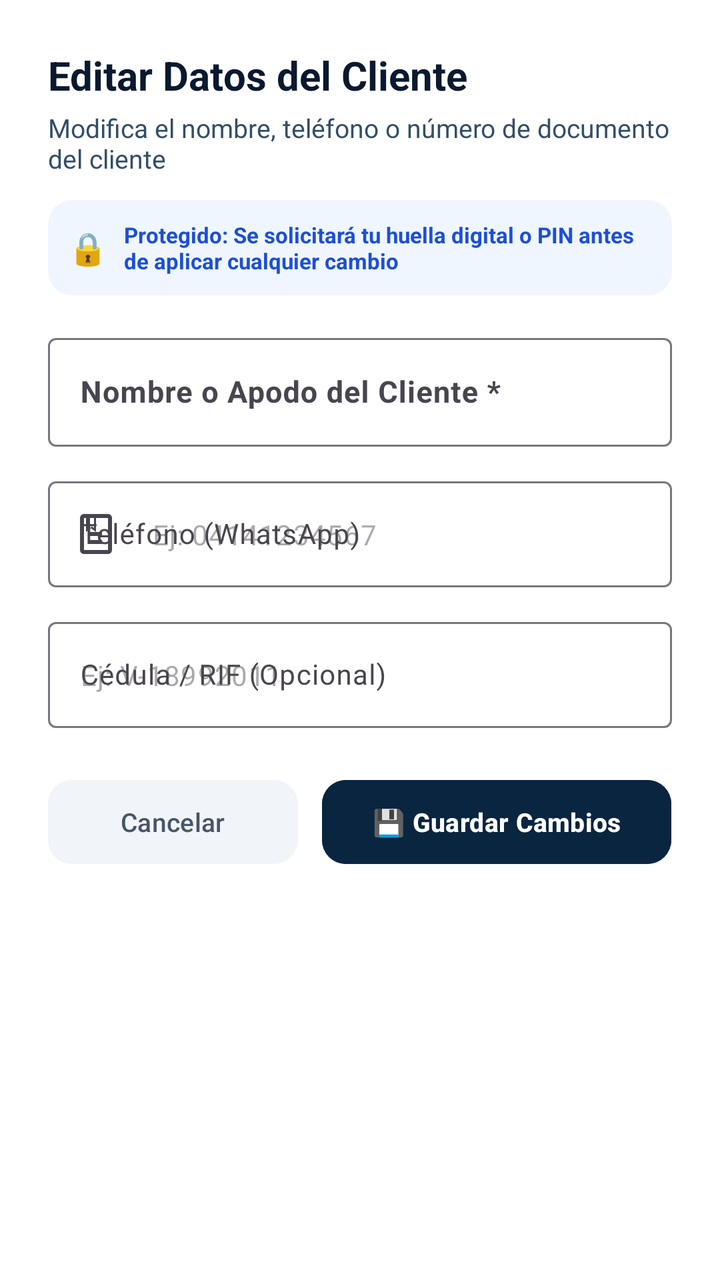
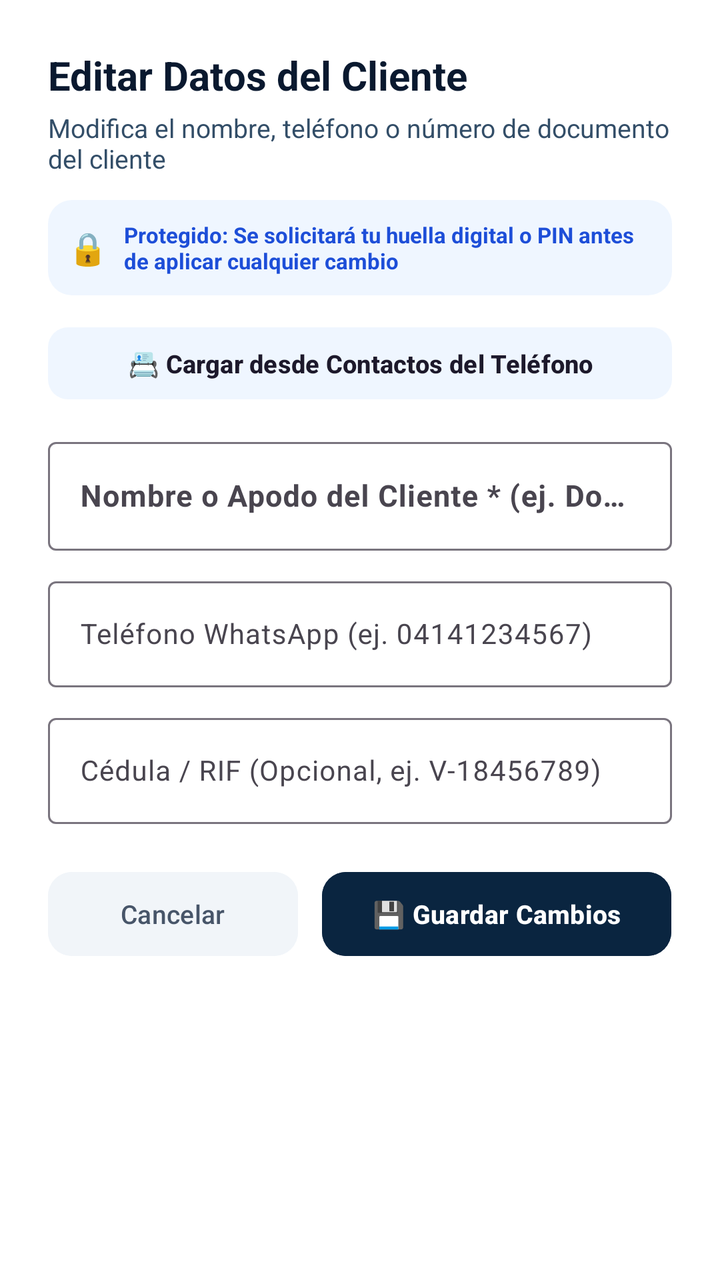

Before-and-after screenshots of an Android layout around one commit, followed by the original layout XML and the change that was made.
<!-- AndroidManifest.xml: application theme Theme.Zeasy -->
<!-- res/layout/dialog_edit_debtor.xml -->
<?xml version="1.0" encoding="utf-8"?>
<LinearLayout xmlns:android="http://schemas.android.com/apk/res/android"
    xmlns:app="http://schemas.android.com/apk/res-auto"
    android:layout_width="match_parent"
    android:layout_height="wrap_content"
    android:orientation="vertical"
    android:padding="24dp"
    android:background="@color/surface">

    <TextView
        android:id="@+id/tvEditDebtorTitle"
        android:layout_width="wrap_content"
        android:layout_height="wrap_content"
        android:text="Editar Datos del Cliente"
        android:textStyle="bold"
        android:textColor="@color/text_primary"
        android:textSize="20sp" />

    <TextView
        android:id="@+id/tvEditDebtorSubtitle"
        android:layout_width="wrap_content"
        android:layout_height="wrap_content"
        android:layout_marginTop="4dp"
        android:text="Modifica el nombre, teléfono o número de documento del cliente"
        android:textColor="@color/text_secondary"
        android:textSize="13sp" />

    
    <LinearLayout
        android:layout_width="match_parent"
        android:layout_height="wrap_content"
        android:orientation="horizontal"
        android:gravity="center_vertical"
        android:layout_marginTop="12dp"
        android:padding="10dp"
        android:background="@drawable/bg_badge_rounded"
        android:backgroundTint="#EFF6FF">

        <TextView
            android:layout_width="wrap_content"
            android:layout_height="wrap_content"
            android:text="🔒"
            android:textSize="16sp"
            android:layout_marginEnd="8dp" />

        <TextView
            android:layout_width="0dp"
            android:layout_height="wrap_content"
            android:layout_weight="1"
            android:text="Protegido: Se solicitará tu huella digital o PIN antes de aplicar cualquier cambio"
            android:textColor="#1D4ED8"
            android:textSize="11sp"
            android:textStyle="bold" />
    </LinearLayout>

    <com.google.android.material.textfield.TextInputLayout
        android:layout_width="match_parent"
        android:layout_height="wrap_content"
        android:layout_marginTop="16dp"
        android:hint="Nombre o Apodo del Cliente *"
        style="@style/Widget.Material3.TextInputLayout.OutlinedBox">

        <com.google.android.material.textfield.TextInputEditText
            android:id="@+id/etEditDebtorName"
            android:layout_width="match_parent"
            android:layout_height="wrap_content"
            android:inputType="textPersonName|textCapWords"
            android:textSize="15sp"
            android:textStyle="bold" />
    </com.google.android.material.textfield.TextInputLayout>

    <com.google.android.material.textfield.TextInputLayout
        android:layout_width="match_parent"
        android:layout_height="wrap_content"
        android:layout_marginTop="12dp"
        android:hint="Teléfono (WhatsApp)"
        app:startIconDrawable="@drawable/ic_contacts_ledger"
        style="@style/Widget.Material3.TextInputLayout.OutlinedBox">

        <com.google.android.material.textfield.TextInputEditText
            android:id="@+id/etEditDebtorPhone"
            android:layout_width="match_parent"
            android:layout_height="wrap_content"
            android:inputType="phone"
            android:hint="Ej: 04141234567"
            android:textSize="14sp" />
    </com.google.android.material.textfield.TextInputLayout>

    <com.google.android.material.textfield.TextInputLayout
        android:layout_width="match_parent"
        android:layout_height="wrap_content"
        android:layout_marginTop="12dp"
        android:hint="Cédula / RIF (Opcional)"
        style="@style/Widget.Material3.TextInputLayout.OutlinedBox">

        <com.google.android.material.textfield.TextInputEditText
            android:id="@+id/etEditDebtorId"
            android:layout_width="match_parent"
            android:layout_height="wrap_content"
            android:inputType="textCapCharacters"
            android:hint="Ej: V-18992011"
            android:textSize="14sp" />
    </com.google.android.material.textfield.TextInputLayout>

    
    <LinearLayout
        android:layout_width="match_parent"
        android:layout_height="wrap_content"
        android:orientation="horizontal"
        android:layout_marginTop="22dp">

        <com.google.android.material.button.MaterialButton
            android:id="@+id/btnCancelEditDebtor"
            android:layout_width="0dp"
            android:layout_height="50dp"
            android:layout_weight="1"
            android:layout_marginEnd="6dp"
            android:text="Cancelar"
            android:textSize="13sp"
            app:cornerRadius="12dp"
            android:backgroundTint="#F1F5F9"
            android:textColor="#475569" />

        <com.google.android.material.button.MaterialButton
            android:id="@+id/btnSaveEditDebtor"
            android:layout_width="0dp"
            android:layout_height="50dp"
            android:layout_weight="1.4"
            android:layout_marginStart="6dp"
            android:text="💾 Guardar Cambios"
            android:textSize="13sp"
            android:textStyle="bold"
            app:cornerRadius="12dp"
            android:backgroundTint="@color/primary"
            android:textColor="@color/white" />
    </LinearLayout>

</LinearLayout>
<!-- resources referenced by this layout -->
<resources>
  <color name="primary">#0A2540</color>
  <color name="surface">#FFFFFF</color>
  <color name="text_primary">#0A192F</color>
  <color name="text_secondary">#334E68</color>
  <color name="white">#FFFFFF</color>
  <!-- drawable bg_badge_rounded (drawable) -->
  <?xml version="1.0" encoding="utf-8"?>
  <shape xmlns:android="http://schemas.android.com/apk/res/android"
      android:shape="rectangle">
      <corners android:radius="12dp" />
      <solid android:color="@color/accent_blue" />
  </shape>
  <!-- drawable ic_contacts_ledger (drawable) -->
  <vector xmlns:android="http://schemas.android.com/apk/res/android"
      android:width="24dp"
      android:height="24dp"
      android:viewportWidth="24"
      android:viewportHeight="24">
    <path
        android:fillColor="#FF000000"
        android:pathData="M18,2H6C4.9,2 4,2.9 4,4v16c0,1.1 0.9,2 2,2h12c1.1,0 2,-0.9 2,-2V4C20,2.9 19.1,2 18,2zM9,4h2v5l-1,-0.75L9,9V4zM18,20H6V4h1v7l2.5,-1.88L12,11V4h6V20zM15,13H9v-2h6V13zM15,17H9v-2h6V17z"/>
  </vector>
  <style name="Theme.Zeasy" parent="Theme.Material3.DayNight.NoActionBar">
          
          <item name="colorPrimary">@color/accent_green</item>
          <item name="colorPrimaryContainer">@color/accent_green_bg</item>
          <item name="colorOnPrimary">@color/white</item>
          <item name="colorSecondary">@color/accent_blue</item>
          <item name="colorSecondaryContainer">@color/accent_blue_bg</item>
  
          
          <item name="android:statusBarColor">@color/primary</item>
          <item name="android:windowLightStatusBar">false</item>
          <item name="android:colorBackground">@color/background</item>
  
          
          <item name="android:textColor">@color/text_primary</item>
  
          
          <item name="bottomNavigationStyle">@style/Widget.Zeasy.BottomNavigationView</item>
      </style>
  <color name="accent_blue">#0052FF</color>
  <color name="accent_green">#00875A</color>
  <color name="accent_green_bg">#E3FCEF</color>
  <color name="accent_blue_bg">#EFF6FF</color>
  <color name="background">#F4F8FC</color>
  <style name="Widget.Zeasy.BottomNavigationView" parent="Widget.Material3.BottomNavigationView">
          <item name="itemRippleColor">@color/accent_green_bg</item>
          <item name="android:background">@color/surface</item>
          <item name="itemIconTint">@color/nav_selector</item>
          <item name="itemTextColor">@color/nav_selector</item>
      </style>
</resources>

<!-- the commit's change to res/layout/dialog_edit_debtor.xml (unified diff, before → after) -->
@@ -53,18 +53,30 @@
             android:textStyle="bold" />
     </LinearLayout>
 
+    
+    <com.google.android.material.button.MaterialButton
+        android:id="@+id/btnPickContactEditDebtor"
+        style="@style/Widget.Material3.Button.TonalButton"
+        android:layout_width="match_parent"
+        android:layout_height="44dp"
+        android:layout_marginTop="12dp"
+        android:text="📇 Cargar desde Contactos del Teléfono"
+        android:textSize="12.5sp"
+        android:textStyle="bold"
+        app:cornerRadius="10dp" />
+
     <com.google.android.material.textfield.TextInputLayout
         android:layout_width="match_parent"
         android:layout_height="wrap_content"
-        android:layout_marginTop="16dp"
-        android:hint="Nombre o Apodo del Cliente *"
-        style="@style/Widget.Material3.TextInputLayout.OutlinedBox">
+        android:layout_marginTop="12dp"
+        android:hint="Nombre o Apodo del Cliente * (ej. Doña Carmen)">
 
         <com.google.android.material.textfield.TextInputEditText
             android:id="@+id/etEditDebtorName"
             android:layout_width="match_parent"
             android:layout_height="wrap_content"
             android:inputType="textPersonName|textCapWords"
+            android:textColor="@color/text_primary"
             android:textSize="15sp"
             android:textStyle="bold" />
     </com.google.android.material.textfield.TextInputLayout>
@@ -72,33 +84,30 @@
     <com.google.android.material.textfield.TextInputLayout
         android:layout_width="match_parent"
         android:layout_height="wrap_content"
-        android:layout_marginTop="12dp"
-        android:hint="Teléfono (WhatsApp)"
-        app:startIconDrawable="@drawable/ic_contacts_ledger"
-        style="@style/Widget.Material3.TextInputLayout.OutlinedBox">
+        android:layout_marginTop="10dp"
+        android:hint="Teléfono WhatsApp (ej. 04141234567)">
 
         <com.google.android.material.textfield.TextInputEditText
             android:id="@+id/etEditDebtorPhone"
             android:layout_width="match_parent"
             android:layout_height="wrap_content"
             android:inputType="phone"
-            android:hint="Ej: 04141234567"
+            android:textColor="@color/text_primary"
             android:textSize="14sp" />
     </com.google.android.material.textfield.TextInputLayout>
 
     <com.google.android.material.textfield.TextInputLayout
         android:layout_width="match_parent"
         android:layout_height="wrap_content"
-        android:layout_marginTop="12dp"
-        android:hint="Cédula / RIF (Opcional)"
-        style="@style/Widget.Material3.TextInputLayout.OutlinedBox">
+        android:layout_marginTop="10dp"
+        android:hint="Cédula / RIF (Opcional, ej. V-18456789)">
 
         <com.google.android.material.textfield.TextInputEditText
             android:id="@+id/etEditDebtorId"
             android:layout_width="match_parent"
             android:layout_height="wrap_content"
             android:inputType="textCapCharacters"
-            android:hint="Ej: V-18992011"
+            android:textColor="@color/text_primary"
             android:textSize="14sp" />
     </com.google.android.material.textfield.TextInputLayout>
 
@@ -107,7 +116,7 @@
         android:layout_width="match_parent"
         android:layout_height="wrap_content"
         android:orientation="horizontal"
-        android:layout_marginTop="22dp">
+        android:layout_marginTop="20dp">
 
         <com.google.android.material.button.MaterialButton
             android:id="@+id/btnCancelEditDebtor"
<!-- resource entries referenced after the edit -->
@@ -12,16 +12,6 @@
       <corners android:radius="12dp" />
       <solid android:color="@color/accent_blue" />
   </shape>
-  <!-- drawable ic_contacts_ledger (drawable) -->
-  <vector xmlns:android="http://schemas.android.com/apk/res/android"
-      android:width="24dp"
-      android:height="24dp"
-      android:viewportWidth="24"
-      android:viewportHeight="24">
-    <path
-        android:fillColor="#FF000000"
-        android:pathData="M18,2H6C4.9,2 4,2.9 4,4v16c0,1.1 0.9,2 2,2h12c1.1,0 2,-0.9 2,-2V4C20,2.9 19.1,2 18,2zM9,4h2v5l-1,-0.75L9,9V4zM18,20H6V4h1v7l2.5,-1.88L12,11V4h6V20zM15,13H9v-2h6V13zM15,17H9v-2h6V17z"/>
-  </vector>
   <style name="Theme.Zeasy" parent="Theme.Material3.DayNight.NoActionBar">
           
           <item name="colorPrimary">@color/accent_green</item>
